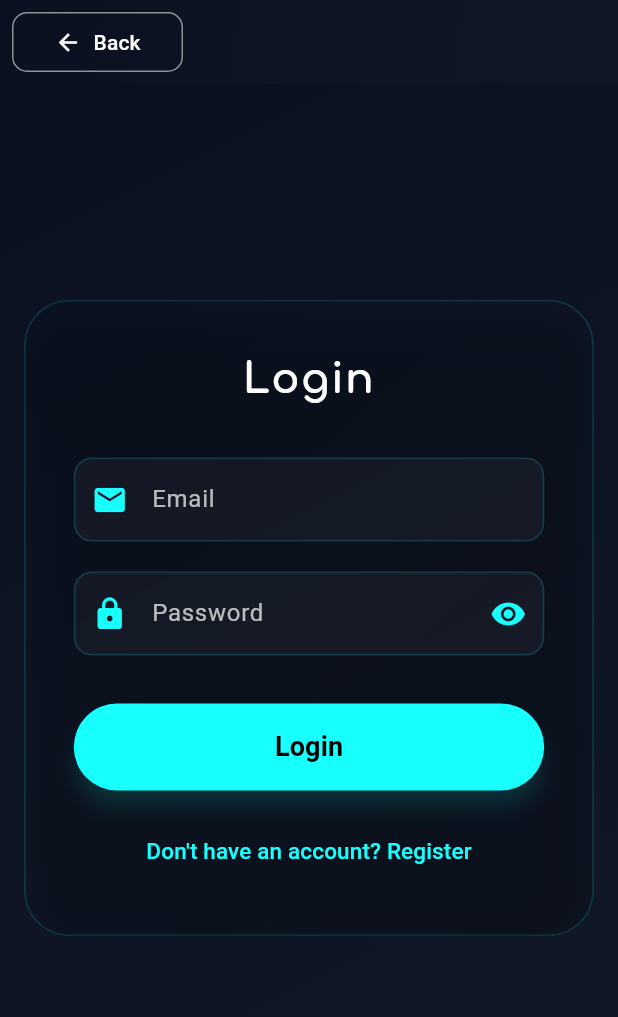
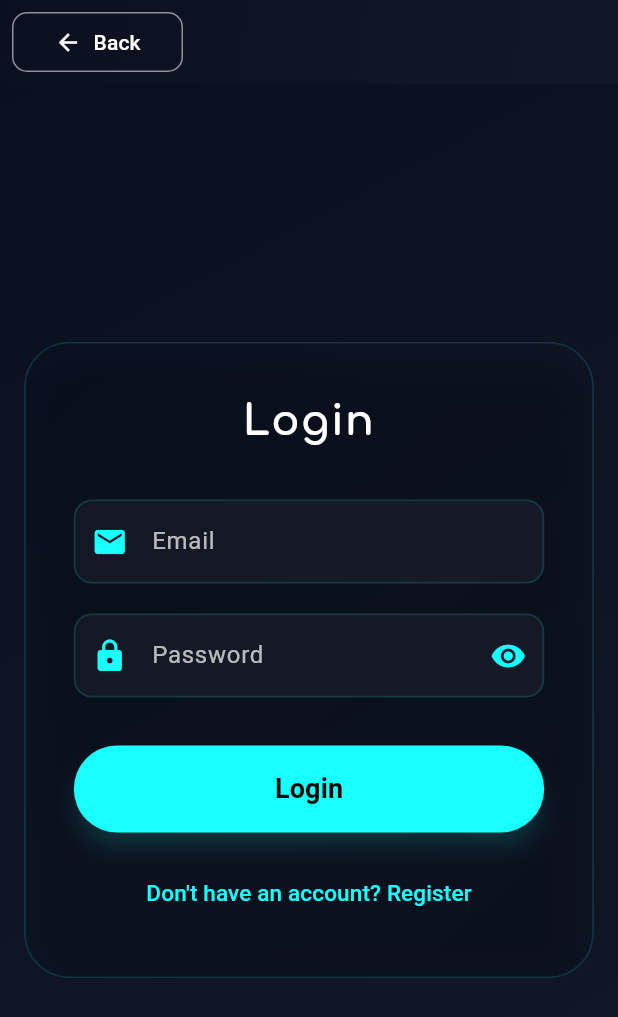
Before and after one commit to pratikkumarpradhan/new_portfolio, a Flutter app: the screen it shows after launch, in the side drawer, after a tap on "Login", on a phone screen of 412 x 824 dp. Shown: the top 1017 px of the screen. Run offline on Flutter 3.47's test engine with Material 3 defaults, Android fonts, the phone set to English and light mode, and no system bars; our stand-ins replace animate_do, cloud_firestore, firebase_auth, firebase_core, flutter_svg, font_awesome_flutter and 4 more; accounts and stored records are empty.

Commit message:
login screen modified for mobile view

```diff
--- a/lib/login/login_screen.dart
+++ b/lib/login/login_screen.dart
@@ -96,18 +96,14 @@ appBar: AppBar(
           },
           icon: const Icon(Icons.arrow_back, color: Colors.white),
           label: MediaQuery.of(context).size.width < 600
-            ? const Text(
-                "Back",
-                style: TextStyle(color: Colors.white, fontSize: 14),
-              )
-            : const Text(
-                "Back",
-                style: TextStyle(color: Colors.white, fontSize: 16),
-              ),
+              ? const Text("Back",
+                  style: TextStyle(color: Colors.white, fontSize: 14))
+              : const Text("Back",
+                  style: TextStyle(color: Colors.white, fontSize: 16)),
           style: OutlinedButton.styleFrom(
             side: const BorderSide(color: Colors.white54, width: 1),
             shape: RoundedRectangleBorder(
-            borderRadius: BorderRadius.circular(10), // 🔹 Slightly circular
+              borderRadius: BorderRadius.circular(10),
             ),
             backgroundColor: Colors.transparent,
             padding: const EdgeInsets.symmetric(horizontal: 12, vertical: 6),
@@ -116,7 +112,8 @@ appBar: AppBar(
       ),
     ),
   ),
-      body: Container(
+  body: SafeArea( // ✅ prevents overlap with AppBar in landscape mode
+    child: Container(
       width: double.infinity,
       height: double.infinity,
       decoration: const BoxDecoration(
@@ -323,6 +320,7 @@ appBar: AppBar(
           },
         ),
       ),
+  )
     );
   }
 }
```
Lines whose indentation alone changed are shown as unchanged.
